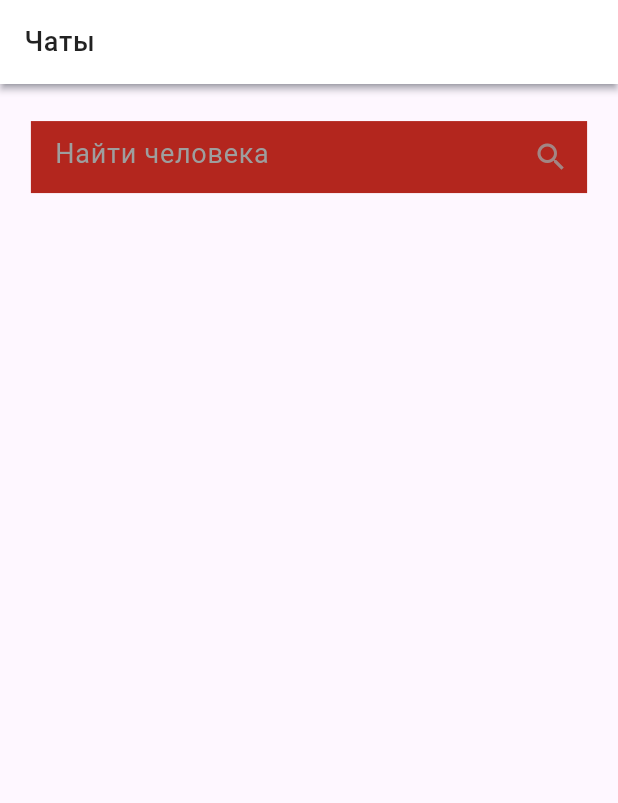
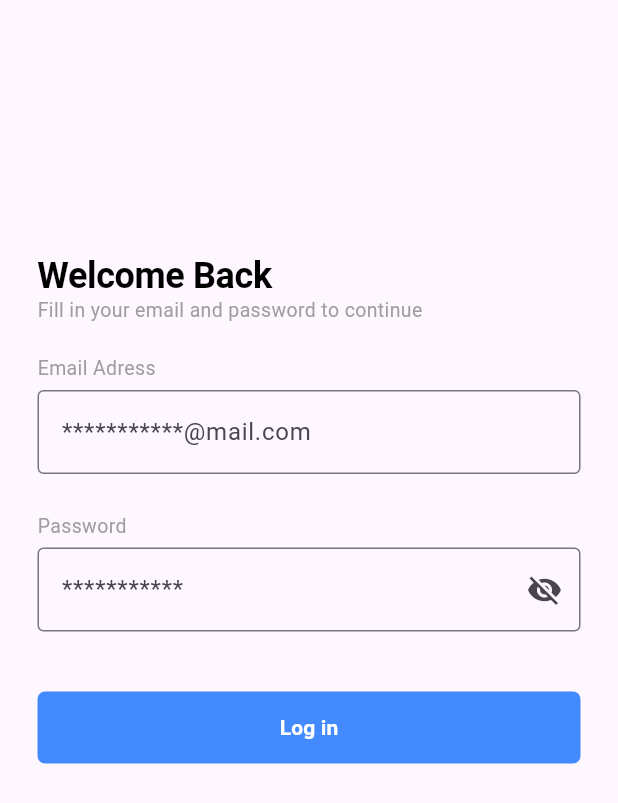
Before and after one commit to rsgamertv/flutterchatapp, a Flutter app: the screen it shows after launch, on a phone screen of 412 x 824 dp. Shown: the top 803 px of the screen. Run offline on Flutter 3.47's test engine with Material 3 defaults, Android fonts, the phone set to English and light mode, and no system bars; our stand-ins replace dio, equatable, flutter_bloc, get_it, shared_preferences, sizer.

Commit message:
maked new features

```diff
--- /dev/null
+++ b/lib/Authorization/Authorization.dart
@@ -0,0 +1,122 @@
+import 'package:dio/dio.dart';
+import 'package:flutter/material.dart';
+import 'package:flutter/widgets.dart';
+import 'package:flutter_bloc/flutter_bloc.dart';
+import 'package:flutterchatapp/Authorization/bloc/bloc/authorization_bloc.dart';
+import 'package:flutterchatapp/Model/UserModel/abstract_user_model.dart';
+import 'package:flutterchatapp/Style.dart';
+import 'package:flutterchatapp/Themes/text_styles.dart';
+import 'package:flutterchatapp/helpers.dart';
+import 'package:get_it/get_it.dart';
+import 'package:shared_preferences/shared_preferences.dart';
+
+class Authorization extends StatefulWidget {
+  @override
+  State<Authorization> createState() => _AuthorizationState();
+}
+
+class _AuthorizationState extends State<Authorization> {
+  bool passwordVisible = false;
+  bool isChecked = false;
+
+  final emailController = new TextEditingController();
+  final passwordController = new TextEditingController();
+
+  void updatePasswordType(bool passwordVisible) => setState(() {
+      this.passwordVisible = passwordVisible;
+  });
+
+  @override
+  void initState() {
+    super.initState();
+    isChecked = false;
+  }
+
+  setRememberPassword(bool value){
+    setState(() {
+      isChecked = value;
+    });
+  }
+
+  @override
+  Widget build(BuildContext context){
+    final bloccommand = BlocProvider.of<AuthorizationBloc>(context);
+    return BlocListener<AuthorizationBloc, AuthorizationState>(
+      listener: (BuildContext context, AuthorizationState state) {
+        if(emailController.text.toString().length > 0 && emailController.text.toString() != null && passwordController.text.toString() != 0 && passwordController.text.toString().length > 0){
+          if(state is AuthorizationLoading){
+            showLoadingCircle(context);
+          }
+          else if(state is AuthorizationLoaded){
+            Navigator.of(context).pushNamed('/ChatPage');
+            showSnackBar(context, 'Вы успешно вошли');
+          }
+          else if(state is AuthorizationFailure){
+            Navigator.of(context).pop();
+            showSnackBar(context, 'Не удалось зайти');
+          }
+        }
+        else{
+          showSnackBar(context, 'Введите логин и пароль');
+        }
+      },
+      child: Scaffold(
+        body: SafeArea(
+          child: Container(
+            padding: EdgeInsets.fromLTRB(25, 170, 25, 0),
+            child: Column(
+              crossAxisAlignment: CrossAxisAlignment.start,
+              children: [
+                Text(
+                  'Welcome Back',
+                  style: Theme.of(context).textTheme.displayLarge,
+                ),
+                Text(
+                  'Fill in your email and password to continue',
+                  style: small_grey(),
+                ),
+                Padding(padding: EdgeInsets.fromLTRB(0, 20, 0, 0)),
+                Text('Email Adress', style: small_grey()),
+                Padding(padding: EdgeInsets.fromLTRB(0, 5, 0, 0)),
+                TextField(
+                  decoration: field_decoration('***********@mail.com'),
+                  controller: emailController,
+                ),
+                Padding(padding: EdgeInsets.fromLTRB(0, 25, 0, 0)),
+                Text('Password', style: small_grey()),
+                Padding(padding: EdgeInsets.fromLTRB(0, 5, 0, 0)),
+                TextField(
+                  decoration: password_field_decoration(
+                      '***********', passwordVisible, updatePasswordType),
+                  obscureText: passwordVisible,
+                  controller: passwordController,
+                ),
+                Padding(padding: EdgeInsets.fromLTRB(0, 40, 0, 0)),
+                Column(
+                  crossAxisAlignment: CrossAxisAlignment.stretch,
+                  mainAxisAlignment: MainAxisAlignment.center,
+                  children: [
+                    Container(
+                      decoration: filledboxdecoration(),
+                      child: TextButton(
+                        onPressed: () {
+                          GetIt.I<AbstractUserModel>().email =
+                              emailController.text.toString();
+                          GetIt.I<AbstractUserModel>().password =
+                              passwordController.text.toString();
+                          bloccommand.add(AuthorizationEvent());
+                        },
+                        child: Text('Log in', style: button_white()),
+                      ),
+                    )
+                  ],
+                ),
+                Padding(padding: EdgeInsets.fromLTRB(0, 20, 0, 0)),
+              ]
+            )
+        ),
+      ),
+    )
+    );
+  }
+}
--- /dev/null
+++ b/lib/Authorization/bloc/bloc/authorization_event.dart
@@ -0,0 +1,8 @@
+part of 'authorization_bloc.dart';
+
+class AuthorizationEvent extends Equatable {
+  const AuthorizationEvent();
+
+  @override
+  List<Object> get props => [];
+}
--- /dev/null
+++ b/lib/Authorization/bloc/bloc/authorization_state.dart
@@ -0,0 +1,15 @@
+part of 'authorization_bloc.dart';
+
+@immutable
+abstract class AuthorizationState{
+  @override
+  List<Object> get props => [];
+}
+
+class AuthorizationInitial extends AuthorizationState {}
+
+class AuthorizationLoading extends AuthorizationState{}
+
+class AuthorizationLoaded extends AuthorizationState{}
+
+class AuthorizationFailure extends AuthorizationState{}
--- /dev/null
+++ b/lib/Model/UserModel/abstract_user_model.dart
@@ -0,0 +1,12 @@
+
+abstract class AbstractUserModel{
+  int? id;
+  String? email;
+  String? password;
+  String? name;
+  String? phoneNumber;
+
+  Future<bool> checkIfExists();
+
+  Future<bool> register();
+}
--- a/lib/Model/chat_model.dart
+++ b/lib/Model/chat_model.dart
@@ -1,4 +1,5 @@
 import 'package:dio/dio.dart';
+import 'package:flutterchatapp/Model/UserModel/abstract_user_model.dart';
 import 'package:flutterchatapp/Model/abstract_chat_model.dart';
 import 'package:flutterchatapp/main.dart';
 import 'package:get_it/get_it.dart';
@@ -17,9 +18,9 @@ final Dio dio;
     userslist.forEach((user) {
       ChatModel userToAdd = ChatModel(dio: Dio());
       userToAdd.id = user['id'];
-      userToAdd.email = userToAdd.email;
+      userToAdd.email = user['email'];
       userToAdd.name = user['name'];
-      if(userToAdd.id != GetIt.I<AbstractChatModel>().id){
+      if(userToAdd.id != GetIt.I<AbstractUserModel>().id){
         users.add(userToAdd);
       }
     });
--- /dev/null
+++ b/lib/Style.dart
@@ -0,0 +1,104 @@
+
+import 'package:flutter/material.dart';
+
+BoxDecoration filledboxdecoration(){
+return BoxDecoration(
+  borderRadius: BorderRadius.circular(5),
+  color: Colors.blueAccent
+);
+
+}
+BoxDecoration decoration(){
+  return BoxDecoration(
+    border: Border.all(
+      width: 3,
+      color: Colors.blueAccent,
+    ),
+    borderRadius: BorderRadius.circular(5),
+  );
+}
+
+BoxDecoration white_decoration(){
+  return BoxDecoration(
+    border: Border.all(
+        width: 3,
+        color: Colors.white
+    ),
+    borderRadius: BorderRadius.circular(5),
+  );
+}
+BoxDecoration avatar_decoration(){
+  return BoxDecoration(
+    border: Border.all(
+        width: 2,
+        color: Colors.white
+    ),
+    borderRadius: BorderRadius.circular(300),
+  );
+}
+
+InputDecoration field_decoration(String hint){
+  return InputDecoration(
+    border: OutlineInputBorder(
+    ),
+    hintText: hint,
+    focusedBorder: OutlineInputBorder(
+        borderSide: BorderSide(
+          color: Colors.blueAccent
+        ),
+      borderRadius: BorderRadius.circular(10)
+    )
+  );
+}
+
+InputDecoration field_outlined_decoration(String hint){
+  return InputDecoration(
+      border: UnderlineInputBorder(),
+      hintText: hint,
+  );
+}
+InputDecoration field_outlined_decoration_small_font(String hint){
+  return InputDecoration(
+      border: UnderlineInputBorder(),
+      hintText: hint,
+      hintStyle:  const TextStyle(
+                    fontSize: 15,
+            color: Colors.grey,
+            fontWeight: FontWeight.w500
+      )
+  );
+}
+
+InputDecoration password_field_decoration(String hint, bool passwordVisible, Function(bool) callback){
+  return InputDecoration(
+    border: OutlineInputBorder(),
+    hintText: hint,
+    focusedBorder: OutlineInputBorder(
+      borderSide: BorderSide(
+        color: Colors.blueAccent
+      ),
+      borderRadius: BorderRadius.circular(10)
+    ),
+    suffixIcon: IconButton(
+      icon: Icon(
+        passwordVisible ? Icons.visibility : Icons.visibility_off),
+        onPressed: () { passwordVisible = !passwordVisible;  callback(passwordVisible); },
+    )
+  );
+}
+InputDecoration searchFieldDecoration(String hint){
+    return InputDecoration(
+      fillColor: Colors.transparent,
+      focusColor: Colors.transparent,
+      border: InputBorder.none,
+      focusedBorder: InputBorder.none,
+      filled: true,
+      hintStyle: TextStyle(fontSize: 18, color: Colors.grey),
+
+      hintText: hint,
+      suffixIcon: Icon(
+        Icons.search,
+        color: Colors.grey.withOpacity(0.8),
+      )
+    );
+}
--- a/lib/Themes/theme.dart
+++ b/lib/Themes/theme.dart
@@ -30,7 +30,17 @@ final lightTheme = ThemeData(
           labelSmall: TextStyle(
             fontSize: 10,
             color: Colors.black87
-          )
+          ),
+          displayMedium: TextStyle(
+            fontSize: 20,
+            color: Colors.black,
+            fontWeight: FontWeight.w500
+          ),
+          displayLarge: TextStyle(
+            fontSize: 24,
+            color: Colors.black,
+            fontWeight: FontWeight.w600
+          ),
         )
 );
 final darkTheme = ThemeData(
@@ -62,6 +72,21 @@ final darkTheme = ThemeData(
           labelSmall: TextStyle(
             fontSize: 10,
             color: Colors.white
-          )
+          ),
+          displaySmall: TextStyle(
+            fontSize: 14,
+            color: Colors.white,
+            fontWeight: FontWeight.w500,
+          ),
+          displayMedium: TextStyle(
+            fontSize: 20,
+            color: Colors.white,
+            fontWeight: FontWeight.w500
+          ),
+          displayLarge: TextStyle(
+            fontSize: 24,
+            color: Colors.white,
+            fontWeight: FontWeight.w600
+          ),
         )
 );
--- a/lib/main.dart
+++ b/lib/main.dart
@@ -1,5 +1,8 @@
 import 'package:dio/dio.dart';
 import 'package:flutter/material.dart';
+import 'package:flutterchatapp/Authorization/bloc/bloc/authorization_bloc.dart';
+import 'package:flutterchatapp/Model/UserModel/abstract_user_model.dart';
+import 'package:flutterchatapp/Model/UserModel/user_model.dart';
 import 'package:flutterchatapp/Model/abstract_chat_model.dart';
 import 'package:flutterchatapp/Model/chat_model.dart';
 import 'package:flutterchatapp/Themes/theme.dart';
@@ -16,6 +19,7 @@ Future<void> main() async{
     WidgetsFlutterBinding.ensureInitialized();
     final prefs = await SharedPreferences.getInstance();
     GetIt.I.registerLazySingleton<AbstractChatModel>(() => ChatModel(dio: Dio()));
+    GetIt.I.registerLazySingleton<AbstractUserModel>(() => UserModel(dio: Dio()));
     runApp(MyApp(
       preferences: prefs,
     ));
@@ -32,6 +36,7 @@ class MyApp extends StatelessWidget {
         BlocProvider(
           create: (context) => ThemeCubit(repository: repo),
         ),
+        BlocProvider(create: (context) => AuthorizationBloc())
       ],
       child: BlocBuilder<ThemeCubit, ThemeState>(
         builder: (context, state) {
@@ -41,7 +46,7 @@ class MyApp extends StatelessWidget {
               theme: state.brightness == Brightness.light ? lightTheme : darkTheme,
               debugShowCheckedModeBanner: false,
               routes: routes,
-              initialRoute: '/ChatPage',
+              initialRoute: '/Authorization',
               );
               }
             );
--- a/lib/routes.dart
+++ b/lib/routes.dart
@@ -1,5 +1,7 @@
+import 'package:flutterchatapp/Authorization/Authorization.dart';
 import 'package:flutterchatapp/chat/chats_page.dart';
 
 final routes = {
-  '/ChatPage':(context) => ChatPage()
+  '/ChatPage':(context) => ChatPage(),
+  '/Authorization':(context) => Authorization()
 };
```
Also changed, not shown: lib/Authorization/bloc/bloc/authorization_bloc.dart (added, +23 -0 lines), lib/Model/UserModel/user_model.dart (added, +58 -0 lines), lib/Themes/text_styles.dart (added, +105 -0 lines), lib/chat/chats_page.dart (+12 -4 lines), lib/helpers.dart (added, +21 -0 lines).
